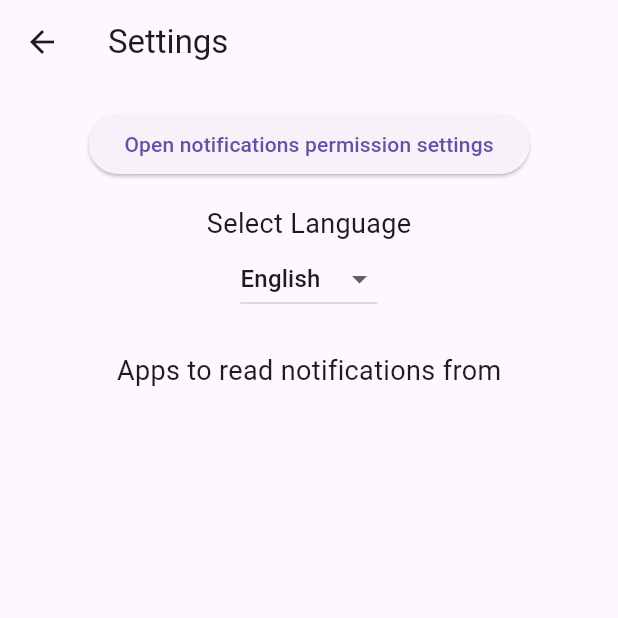
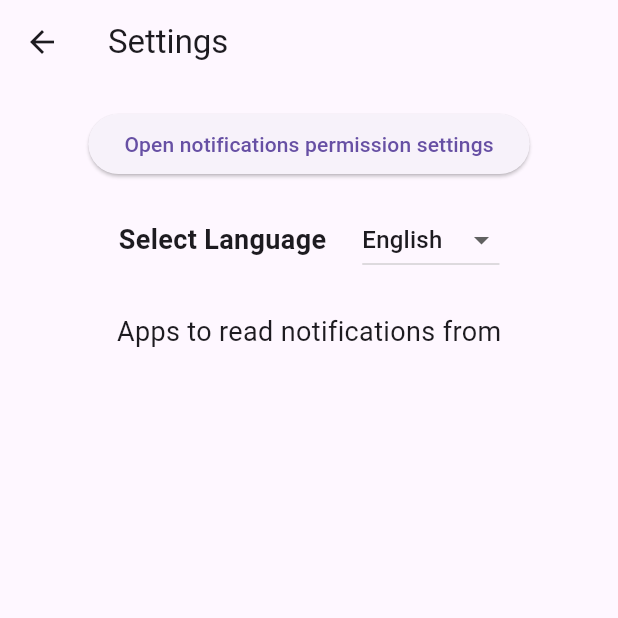
Before and after one commit to kipfuho/notifsaver, a Flutter app: the SettingsPage screen opened directly, on a phone screen of 412 x 824 dp, the top half of it. Run offline on Flutter 3.47's test engine with Material 3 defaults, Android fonts, the phone set to English and light mode, and no system bars; our stand-ins replace firebase_auth, firebase_core, get, google_sign_in, hive, hive_flutter and 2 more; missing offline and left inert: googleapis, workmanager; accounts and stored records are empty; generated files the repository leaves out were written again; statements that could not run were skipped.

Commit message:
fix: clean code

```diff
--- a/lib/l10n/intl_en.arb
+++ b/lib/l10n/intl_en.arb
@@ -2,7 +2,7 @@
   "home": "Home",
   "settings_title": "Settings",
   "settings_openNotificationSetting": "Open notifications permission settings",
-  "settings_selectLangugage": "Select Language",
+  "settings_selectLanguage": "Select Language",
   "settings_inclusiveApps": "Apps to read notifications from",
   "login": "Log in",
   "login_google": "Log in with Google",
--- a/lib/l10n/intl_vi.arb
+++ b/lib/l10n/intl_vi.arb
@@ -2,7 +2,7 @@
   "home": "Trang chủ",
   "settings_title": "Cài đặt",
   "settings_openNotificationSetting": "Mở cài đặt quyền truy cập thông báo",
-  "settings_selectLangugage": "Chọn ngôn ngữ",
+  "settings_selectLanguage": "Chọn ngôn ngữ",
   "settings_inclusiveApps": "Các ứng dụng cho phép đọc thông báo",
   "login": "Đăng nhập",
   "login_google": "Đăng nhập với Google",
--- a/lib/pages/setting.dart
+++ b/lib/pages/setting.dart
@@ -68,12 +68,18 @@ class _SettingsPageState extends State<SettingsPage> {
                         name: 'settings_openNotificationSetting')),
                   ),
                   const SizedBox(height: 16),
-                  // Language Selector Dropdown
+                  Row(
+                    mainAxisAlignment: MainAxisAlignment.center,
+                    children: [
                       Text(
-                    Intl.message('settings_selectLangugage',
-                        name: 'settings_selectLangugage'),
-                    style: const TextStyle(fontSize: 18),
+                        Intl.message(
+                          'settings_selectLanguage',
+                          name: 'settings_selectLanguage',
                         ),
+                        style: const TextStyle(
+                            fontSize: 18, fontWeight: FontWeight.bold),
+                      ),
+                      const SizedBox(width: 24),
                       DropdownButton<Locale>(
                         value: _currentLocale,
                         onChanged: (Locale? newLocale) async {
@@ -93,9 +99,10 @@ class _SettingsPageState extends State<SettingsPage> {
                             value: Locale('vi', 'VN'),
                             child: Text('Việt Nam'),
                           ),
-                      // Add other languages here
                         ],
                       ),
+                    ],
+                  )
                 ],
               ),
             ),
--- a/lib/pages/setting.ext.dart
+++ b/lib/pages/setting.ext.dart
@@ -3,14 +3,12 @@ part of 'setting.dart';
 class SingleSettingTile extends StatelessWidget {
   final int index;
   final String appName;
-  final String displayName;
   final InstalledAppController settingController;
 
   SingleSettingTile({
     super.key,
     required this.index,
     required this.appName,
-    required this.displayName,
     InstalledAppController? settingController,
   }) : settingController = settingController ?? Get.find();
 
@@ -28,7 +26,7 @@ class SingleSettingTile extends StatelessWidget {
             NotificationIcon(packageName: appName),
           ],
         ),
-        title: Text(displayName),
+        title: Obx(() => Text(settingController.displayAppName[appName])),
         trailing: Obx(
           () => Checkbox(
             value: settingController.settingSelectedApps[appName] ?? false,
--- a/lib/platform_channel.dart
+++ b/lib/platform_channel.dart
@@ -29,7 +29,7 @@ class PlatformChannels {
 
   static Future<List<String>> getAllInclusiveApp() async {
     final List<dynamic> appNames =
-        await notificationsChannel.invokeMethod('getAllInclusiveApp');
+        await notificationsChannel.invokeMethod('getInclusiveApps');
     final List<String> packageNames = appNames.cast<String>();
     return packageNames;
   }
```
Also changed, not shown: lib/controllers/installed_app_controller.dart (+9 -0 lines), lib/generated/intl/messages_en.dart, lib/generated/intl/messages_vi.dart, lib/generated/l10n.dart. Lines whose indentation alone changed are shown as unchanged.
